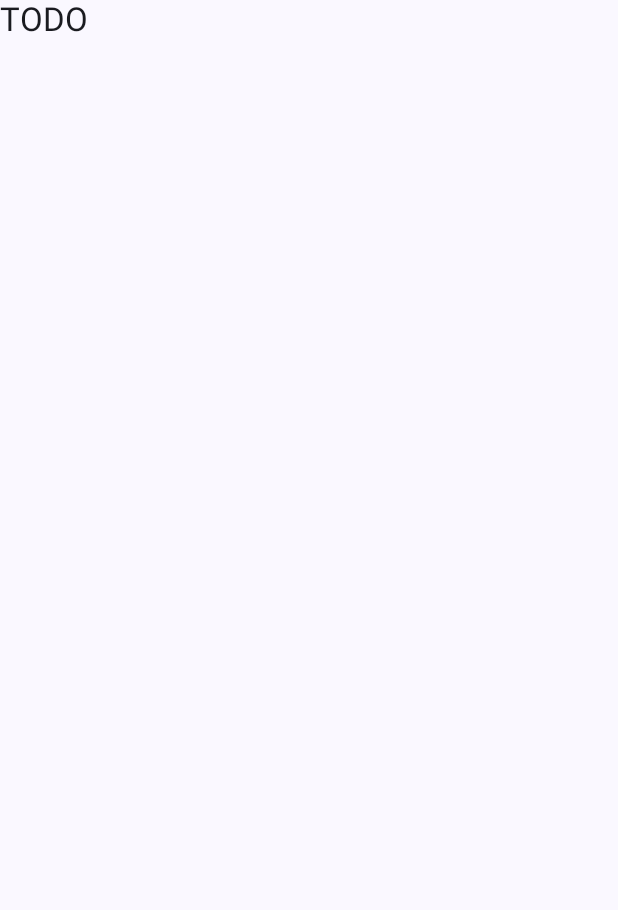
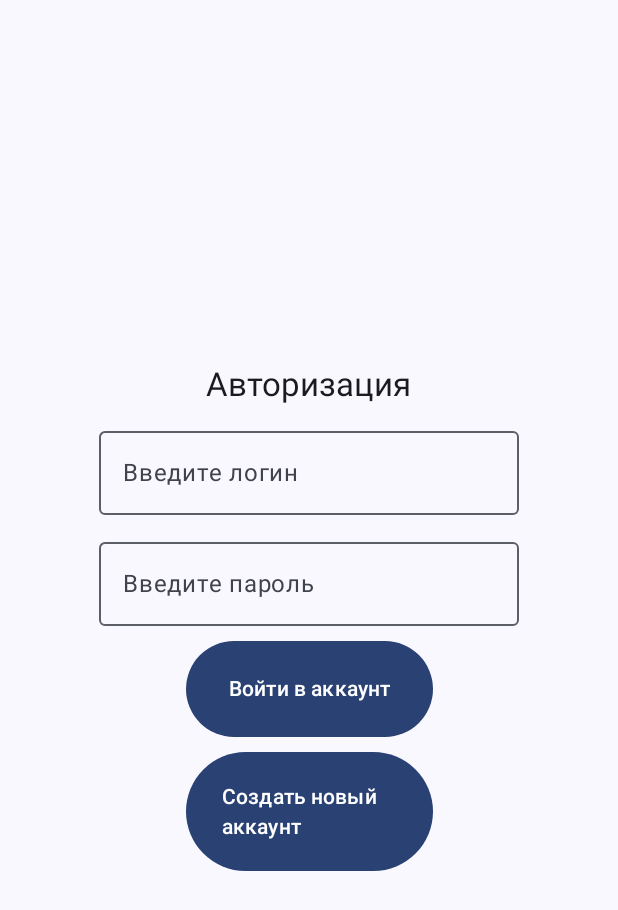
Before and after one commit to three0three5/cardefectscan-android, an Android app built with Jetpack Compose: the LoginScreen screen opened through its navigation route, on a phone screen of 412 x 824 dp. Before the commit the part shown is almost empty. Shown: the top 910 px of the screen. Run offline under Robolectric (Android 15) with nearby library versions, the phone set to English and light mode, and no system bars.

Commit message:
implement login screen

```diff
--- a/app/src/main/java/ru/hse/cardefectscan/MainActivity.kt
+++ b/app/src/main/java/ru/hse/cardefectscan/MainActivity.kt
@@ -31,7 +31,7 @@ class MainActivity : ComponentActivity() {
                 val startDestination = HOME_SCREEN
                 NavHost(navController = navController, startDestination = startDestination) {
                     composable(HOME_SCREEN) { HomeScreen(navController) }
-                    composable(LOGIN_SCREEN) { LoginScreen() }
+                    composable(LOGIN_SCREEN) { LoginScreen(navController) }
                     composable(REQUESTS_SCREEN) { RequestsScreen() }
                     composable(RESULT_SCREEN) { ResultScreen() }
                     composable(SETTINGS_SCREEN) { SettingsScreen() }
--- a/app/src/main/java/ru/hse/cardefectscan/presentation/ui/components/HomeScreen.kt
+++ b/app/src/main/java/ru/hse/cardefectscan/presentation/ui/components/HomeScreen.kt
@@ -20,8 +20,11 @@ import androidx.compose.ui.tooling.preview.Devices
 import androidx.compose.ui.tooling.preview.Preview
 import androidx.compose.ui.tooling.preview.Wallpapers
 import androidx.compose.ui.unit.dp
+import androidx.lifecycle.viewmodel.compose.viewModel
 import androidx.navigation.NavController
 import androidx.navigation.compose.rememberNavController
+import ru.hse.cardefectscan.presentation.viewmodel.HomeViewModel
+import ru.hse.cardefectscan.utils.LOGIN_SCREEN
 import ru.hse.cardefectscan.utils.REQUESTS_SCREEN
 import ru.hse.cardefectscan.utils.SETTINGS_SCREEN
 import ru.hse.cardefectscan.utils.TO_REQUESTS_SCREEN
@@ -30,8 +33,21 @@ import ru.hse.cardefectscan.utils.TO_UPLOAD_SCREEN
 import ru.hse.cardefectscan.utils.UPLOAD_SCREEN
 
 @Composable
-fun HomeScreen(navController: NavController) {
-    // TODO - if no token then navigate to login screen
+fun HomeScreen(
+    navController: NavController,
+    vm: HomeViewModel = viewModel(),
+) {
+    if (!vm.isAuthenticated()) {
+        navController.navigate(LOGIN_SCREEN)
+    } else {
+        HomeScaffold(navController)
+    }
+}
+
+@Composable
+fun HomeScaffold(
+    navController: NavController
+) {
     Scaffold { innerPadding ->
         val topPadding = LocalConfiguration.current.screenHeightDp.dp * 0.1f
         Box(
--- a/app/src/main/java/ru/hse/cardefectscan/presentation/ui/components/LoginScreen.kt
+++ b/app/src/main/java/ru/hse/cardefectscan/presentation/ui/components/LoginScreen.kt
@@ -1,24 +1,219 @@
 package ru.hse.cardefectscan.presentation.ui.components
 
+import android.util.Log
+import androidx.compose.animation.AnimatedVisibility
+import androidx.compose.animation.core.tween
+import androidx.compose.animation.fadeIn
+import androidx.compose.animation.fadeOut
+import androidx.compose.foundation.layout.Arrangement
+import androidx.compose.foundation.layout.Box
+import androidx.compose.foundation.layout.Column
+import androidx.compose.foundation.layout.fillMaxHeight
+import androidx.compose.foundation.layout.fillMaxSize
+import androidx.compose.foundation.layout.fillMaxWidth
 import androidx.compose.foundation.layout.padding
+import androidx.compose.material3.Button
 import androidx.compose.material3.MaterialTheme
+import androidx.compose.material3.OutlinedTextField
 import androidx.compose.material3.Scaffold
 import androidx.compose.material3.Text
 import androidx.compose.runtime.Composable
+import androidx.compose.ui.Alignment
 import androidx.compose.ui.Modifier
+import androidx.compose.ui.graphics.Color
+import androidx.compose.ui.text.input.PasswordVisualTransformation
 import androidx.compose.ui.tooling.preview.Devices
 import androidx.compose.ui.tooling.preview.Preview
+import androidx.compose.ui.unit.dp
+import androidx.lifecycle.viewmodel.compose.viewModel
+import androidx.navigation.NavController
+import androidx.navigation.compose.rememberNavController
+import ru.hse.cardefectscan.presentation.viewmodel.LoginViewModel
+import ru.hse.cardefectscan.utils.ENTER_ADDITIONAL_PASSWORD_LABEL
+import ru.hse.cardefectscan.utils.ENTER_LOGIN_LABEL
+import ru.hse.cardefectscan.utils.ENTER_LOGIN_PLACEHOLDER
+import ru.hse.cardefectscan.utils.ENTER_PASSWORD_LABEL
+import ru.hse.cardefectscan.utils.ENTER_PASSWORD_PLACEHOLDER
+import ru.hse.cardefectscan.utils.HOME_SCREEN
+import ru.hse.cardefectscan.utils.LOGIN_BUTTON
+import ru.hse.cardefectscan.utils.LOGIN_LABEL
+import ru.hse.cardefectscan.utils.LOGIN_MODE_BUTTON
+import ru.hse.cardefectscan.utils.SIGNUP_BUTTON
+import ru.hse.cardefectscan.utils.SIGNUP_LABEL
+import ru.hse.cardefectscan.utils.SIGNUP_MODE_BUTTON
 
 @Composable
-fun LoginScreen() {
+fun LoginScreen(navController: NavController) {
     Scaffold { innerPadding ->
-        Text(
-            "TODO",
+        Box(
+            contentAlignment = Alignment.Center,
             modifier = Modifier
-                .padding(innerPadding),
-            style = MaterialTheme.typography.titleLarge
-        )
+                .fillMaxSize()
+                .padding(innerPadding)
+        ) {
+            LoginElements(navController)
+        }
     }
+}
+
+@Composable
+fun LoginElements(
+    navController: NavController,
+    vm: LoginViewModel = viewModel(),
+) {
+    Column(
+        horizontalAlignment = Alignment.CenterHorizontally,
+        verticalArrangement = Arrangement.spacedBy(10.dp)
+    ) {
+        val label = if (vm.isLogin) LOGIN_LABEL else SIGNUP_LABEL
+        TitleLabel(label)
+        LoginField(vm)
+        PasswordField(vm)
+        WithAnimation(vm, false) {
+            AdditionalPasswordField(vm)
+        }
+        if (vm.isLogin) {
+            LoginButton(vm, navController)
+            SignupModeButton(vm)
+        } else {
+            SignupButton(vm, navController)
+            LoginModeButton(vm)
+        }
+    }
+}
+
+@Composable
+fun WithAnimation(
+    vm: LoginViewModel,
+    onLogin: Boolean,
+    content: @Composable (vm: LoginViewModel) -> Unit,
+) {
+    AnimatedVisibility(
+        visible = vm.isLogin == onLogin,
+        enter = fadeIn(tween(durationMillis = 500)),
+        exit = fadeOut(tween(durationMillis = 500))
+    ) {
+        content(vm)
+    }
+}
+
+@Composable
+fun LoginModeButton(vm: LoginViewModel) {
+    Button(
+        onClick = {
+            vm.toggleLoginMode()
+        },
+        modifier = Modifier
+            .fillMaxHeight(0.18f)
+            .fillMaxWidth(0.6f),
+    ) {
+        Text(LOGIN_MODE_BUTTON)
+    }
+}
+
+@Composable
+fun SignupButton(vm: LoginViewModel, navController: NavController) {
+    Button(
+        onClick = {
+            vm.signup()
+            navController.navigate(HOME_SCREEN)
+        },
+        modifier = Modifier
+            .fillMaxHeight(0.18f)
+            .fillMaxWidth(0.45f),
+    ) {
+        Text(SIGNUP_BUTTON)
+    }
+}
+
+@Composable
+fun AdditionalPasswordField(vm: LoginViewModel) {
+    OutlinedTextField(
+        value = vm.additionalPassword,
+        onValueChange = { vm.additionalPassword = it },
+        label = { Text(ENTER_ADDITIONAL_PASSWORD_LABEL) },
+        visualTransformation = PasswordVisualTransformation(),
+        placeholder = {
+            Text(
+                ENTER_PASSWORD_PLACEHOLDER,
+                color = Color.Gray.copy(alpha = 0.5f)
+            )
+        },
+    )
+}
+
+@Composable
+fun SignupModeButton(vm: LoginViewModel) {
+    Button(
+        onClick = {
+            vm.toggleLoginMode()
+        },
+        modifier = Modifier
+            .fillMaxHeight(0.14f)
+            .fillMaxWidth(0.4f),
+    ) {
+        Text(SIGNUP_MODE_BUTTON)
+    }
+}
+
+@Composable
+fun LoginButton(
+    vm: LoginViewModel,
+    navController: NavController,
+) {
+    Button(
+        onClick = {
+            vm.login()
+            navController.navigate(HOME_SCREEN)
+        },
+        modifier = Modifier
+            .fillMaxHeight(0.1f)
+            .fillMaxWidth(0.4f),
+    ) {
+        Log.i("LoginScreen", "Entered login ${vm.login} and password ${vm.password}")
+        Text(LOGIN_BUTTON)
+    }
+}
+
+@Composable
+fun PasswordField(vm: LoginViewModel) {
+    OutlinedTextField(
+        value = vm.password,
+        onValueChange = { vm.password = it },
+        label = { Text(ENTER_PASSWORD_LABEL) },
+        visualTransformation = PasswordVisualTransformation(),
+        placeholder = {
+            Text(
+                ENTER_PASSWORD_PLACEHOLDER,
+                color = Color.Gray.copy(alpha = 0.5f)
+            )
+        },
+    )
+}
+
+@Composable
+fun LoginField(vm: LoginViewModel) {
+    OutlinedTextField(
+        vm.login,
+        onValueChange = {
+            vm.login = it
+        },
+        label = { Text(ENTER_LOGIN_LABEL) },
+        placeholder = {
+            Text(
+                ENTER_LOGIN_PLACEHOLDER,
+                color = Color.Gray.copy(alpha = 0.5f),
+            )
+        }
+    )
+}
+
+@Composable
+fun TitleLabel(label: String) {
+    Text(
+        label,
+        style = MaterialTheme.typography.titleLarge
+    )
 }
 
 @Preview(
@@ -28,5 +223,5 @@ fun LoginScreen() {
 )
 @Composable
 fun LoginScreenPreview() {
-    LoginScreen()
+    LoginScreen(rememberNavController())
 }
--- /dev/null
+++ b/app/src/main/java/ru/hse/cardefectscan/presentation/viewmodel/HomeViewModel.kt
@@ -0,0 +1,9 @@
+package ru.hse.cardefectscan.presentation.viewmodel
+
+import androidx.lifecycle.ViewModel
+
+class HomeViewModel : ViewModel() {
+    fun isAuthenticated():Boolean {
+        return true // TODO
+    }
+}
--- /dev/null
+++ b/app/src/main/java/ru/hse/cardefectscan/presentation/viewmodel/LoginViewModel.kt
@@ -0,0 +1,25 @@
+package ru.hse.cardefectscan.presentation.viewmodel
+
+import androidx.compose.runtime.getValue
+import androidx.compose.runtime.mutableStateOf
+import androidx.compose.runtime.setValue
+import androidx.lifecycle.ViewModel
+
+class LoginViewModel : ViewModel() {
+    var isLogin by mutableStateOf(true)
+    var login by mutableStateOf("")
+    var password by mutableStateOf("")
+    var additionalPassword by mutableStateOf("")
+
+    fun signup() {
+        // TODO
+    }
+
+    fun login() {
+        // TODO
+    }
+
+    fun toggleLoginMode() {
+        isLogin = !isLogin
+    }
+}
--- a/app/src/main/java/ru/hse/cardefectscan/utils/ButtonConstants.kt
+++ b/app/src/main/java/ru/hse/cardefectscan/utils/ButtonConstants.kt
@@ -3,3 +3,7 @@ package ru.hse.cardefectscan.utils
 const val TO_REQUESTS_SCREEN = "История запросов"
 const val TO_SETTINGS_SCREEN = "Настройки"
 const val TO_UPLOAD_SCREEN = "Загрузить фото"
+const val LOGIN_BUTTON = "Войти в аккаунт"
+const val SIGNUP_BUTTON = "Зарегистрироваться"
+const val LOGIN_MODE_BUTTON = "Войти в существующий аккаунт"
+const val SIGNUP_MODE_BUTTON = "Создать новый аккаунт"
--- /dev/null
+++ b/app/src/main/java/ru/hse/cardefectscan/utils/LabelConstants.kt
@@ -0,0 +1,9 @@
+package ru.hse.cardefectscan.utils
+
+const val LOGIN_LABEL = "Авторизация"
+const val SIGNUP_LABEL = "Регистрация"
+const val ENTER_LOGIN_LABEL = "Введите логин"
+const val ENTER_LOGIN_PLACEHOLDER = "Логин"
+const val ENTER_PASSWORD_LABEL = "Введите пароль"
+const val ENTER_PASSWORD_PLACEHOLDER = "Пароль"
+const val ENTER_ADDITIONAL_PASSWORD_LABEL = "Повторите пароль"
```
Also changed, not shown: app/src/main/java/ru/hse/cardefectscan/domain/repository/AuthRepository.kt (added, +24 -0 lines), app/src/main/java/ru/hse/cardefectscan/presentation/ui/theme/Color.kt (+11 -11 lines).
